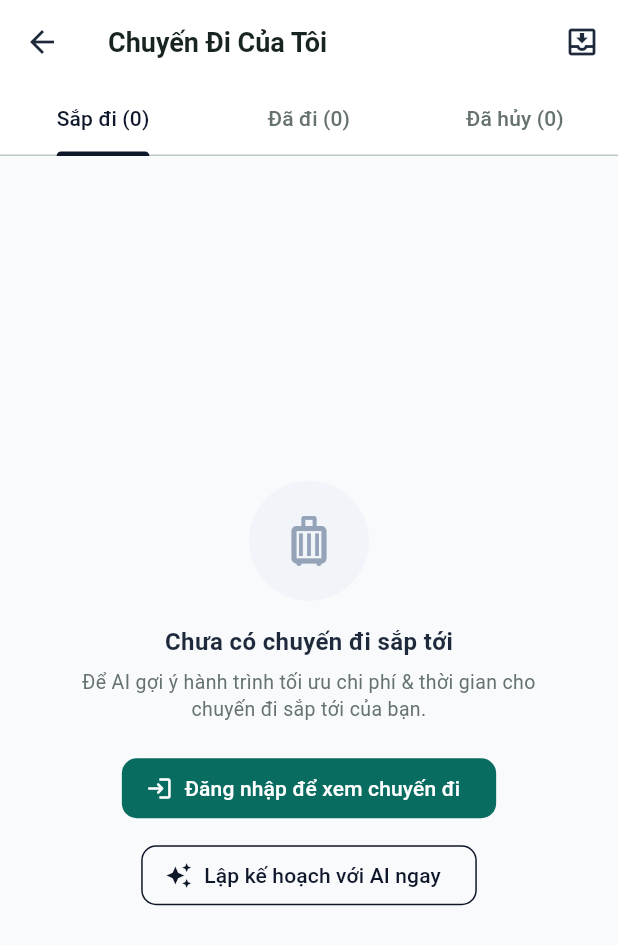
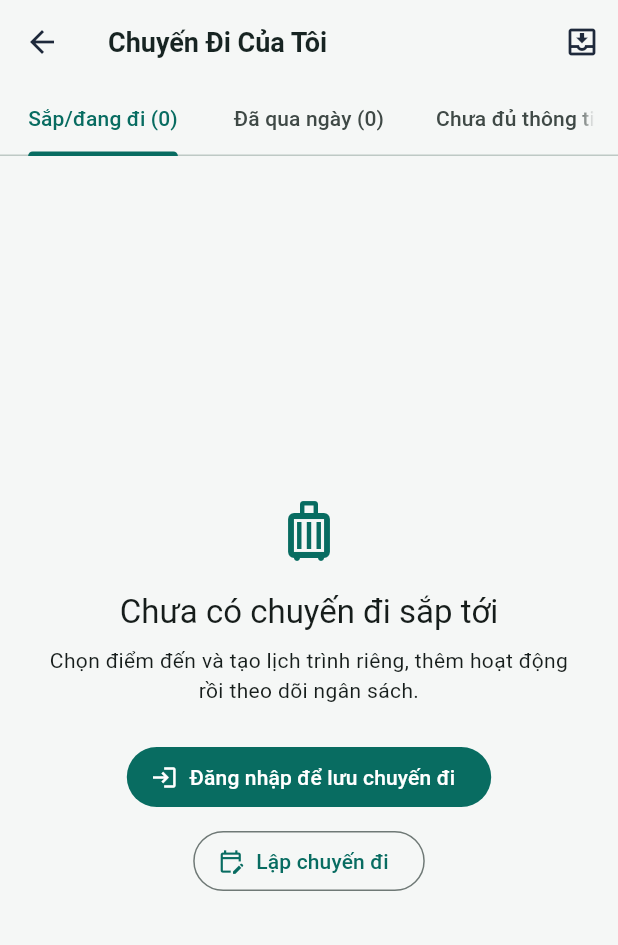
Before and after one commit to plhhoang2005/travel-go-mobile, a Flutter app: the MyTripsScreen screen opened directly, on a phone screen of 412 x 824 dp. Shown: the top 945 px of the screen. Run offline on Flutter 3.47's test engine with Material 3 defaults, Android fonts, the light colour scheme and no system bars; our stand-ins replace app_links, dio, fl_chart, flutter_animate, flutter_map, geolocator and 3 more; accounts and stored records are empty; network calls fail.

Commit message:
fix(trips): show real empty states and date based groups

```diff
--- a/lib/features/trips/models/editable_remote_records.dart
+++ b/lib/features/trips/models/editable_remote_records.dart
@@ -110,6 +110,11 @@ class OwnedTripSummary {
   final String tripId, ownerId, title, destinationName;
   final DateTime createdAt;
   final int? version;
+  final String? startDate;
+  final String? endDate;
+  final String? rawStatus;
+  final bool statusKnown;
+
   const OwnedTripSummary({
     required this.kind,
     required this.tripId,
@@ -118,7 +123,39 @@ class OwnedTripSummary {
     required this.destinationName,
     required this.createdAt,
     required this.version,
+    this.startDate,
+    this.endDate,
+    this.rawStatus,
+    this.statusKnown = false,
   });
+
+  OwnedTripSummary copyWith({
+    OwnedTripKind? kind,
+    String? tripId,
+    String? ownerId,
+    String? title,
+    String? destinationName,
+    DateTime? createdAt,
+    int? version,
+    String? startDate,
+    String? endDate,
+    String? rawStatus,
+    bool? statusKnown,
+  }) {
+    return OwnedTripSummary(
+      kind: kind ?? this.kind,
+      tripId: tripId ?? this.tripId,
+      ownerId: ownerId ?? this.ownerId,
+      title: title ?? this.title,
+      destinationName: destinationName ?? this.destinationName,
+      createdAt: createdAt ?? this.createdAt,
+      version: version ?? this.version,
+      startDate: startDate ?? this.startDate,
+      endDate: endDate ?? this.endDate,
+      rawStatus: rawStatus ?? this.rawStatus,
+      statusKnown: statusKnown ?? this.statusKnown,
+    );
+  }
 }
 
 class OwnedTripPage {
--- a/lib/features/trips/presentation/screens/my_trips_screen.dart
+++ b/lib/features/trips/presentation/screens/my_trips_screen.dart
@@ -2,17 +2,20 @@ import 'package:flutter/material.dart';
 import 'package:intl/intl.dart';
 import 'package:provider/provider.dart';
 
+import '../../../../core/presentation/travel_image.dart';
+import '../../../../core/presentation/travel_media.dart';
 import '../../../../core/theme/app_theme.dart';
 import '../../../auth/presentation/screens/login_screen.dart';
 import '../../../auth/providers/auth_provider.dart';
 import '../../../trip_planner/presentation/screens/home_planner_screen.dart';
+import '../../models/editable_remote_records.dart';
 import '../../models/saved_trip_model.dart';
-import '../../models/editable_remote_records.dart';
-import 'editable_trip_detail_screen.dart';
 import '../../providers/guest_drafts_provider.dart';
 import '../../providers/saved_trips_provider.dart';
+import '../../services/trip_list_classifier.dart';
+import '../widgets/editable_draft_import_selection.dart';
 import '../widgets/guest_draft_import_sheet.dart';
-import '../widgets/editable_draft_import_selection.dart';
+import 'editable_trip_detail_screen.dart';
 import 'saved_trip_snapshot_screen.dart';
 
 class MyTripsScreen extends StatefulWidget {
@@ -23,46 +26,77 @@ class MyTripsScreen extends StatefulWidget {
 }
 
 class _MyTripsScreenState extends State<MyTripsScreen>
-    with SingleTickerProviderStateMixin {
+    with SingleTickerProviderStateMixin, WidgetsBindingObserver {
   late TabController _tabController;
+  DateTime _nowUtc = DateTime.now().toUtc();
 
   @override
   void initState() {
     super.initState();
+    WidgetsBinding.instance.addObserver(this);
     _tabController = TabController(length: 3, vsync: this);
   }
 
   @override
   void dispose() {
+    WidgetsBinding.instance.removeObserver(this);
     _tabController.dispose();
     super.dispose();
+  }
+
+  @override
+  void didChangeAppLifecycleState(AppLifecycleState state) {
+    if (state == AppLifecycleState.resumed) {
+      setState(() {
+        _nowUtc = DateTime.now().toUtc();
+      });
+    }
   }
 
   @override
   Widget build(BuildContext context) {
     final auth = context.watch<AuthProvider>();
     final tripsProvider = context.watch<SavedTripsProvider>();
-    final isCustomer =
-        auth.isDemoSession &&
-        (auth.currentUser?.email.contains('minh') ?? false);
 
-    final owned =
-        auth.isAuthenticated &&
+    final isGuest = !auth.isAuthenticated &&
+        !auth.isDemoSession &&
+        auth.currentUser == null;
+    final owned = auth.isAuthenticated &&
         !auth.isDemoSession &&
         auth.currentUser?.id == tripsProvider.currentUserId;
     final visible = owned ? tripsProvider.visibleTrips : <OwnedTripSummary>[];
-    final upcomingCount = visible.isNotEmpty
-        ? visible.length
-        : (isCustomer ? 1 : 0);
+
+    final upcomingTrips = <OwnedTripSummary>[];
+    final pastTrips = <OwnedTripSummary>[];
+    final insufficientTrips = <OwnedTripSummary>[];
+
+    for (final trip in visible) {
+      final bucket = TripListClassifier.classify(trip, nowUtc: _nowUtc);
+      switch (bucket) {
+        case TripListBucket.upcomingOrOngoing:
+          upcomingTrips.add(trip);
+          break;
+        case TripListBucket.past:
+          pastTrips.add(trip);
+          break;
+        case TripListBucket.insufficient:
+          insufficientTrips.add(trip);
+          break;
+      }
+    }
+
+    final hasMore = owned && tripsProvider.hasMoreTrips;
+    final totalLoaded = visible.length;
+    final ownerId = owned ? auth.currentUser?.id : null;
 
     return Scaffold(
-      backgroundColor: const Color(0xFFF8FAFC),
+      backgroundColor: Theme.of(context).colorScheme.surface,
       appBar: AppBar(
         title: const Text(
           'Chuyến Đi Của Tôi',
           style: TextStyle(fontWeight: FontWeight.bold),
         ),
-        backgroundColor: Colors.white,
+        backgroundColor: Theme.of(context).colorScheme.surface,
         elevation: 0,
         actions: [
           if (auth.isAuthenticated && !auth.isDemoSession)
@@ -74,66 +108,173 @@ class _MyTripsScreenState extends State<MyTripsScreen>
         ],
         bottom: TabBar(
           controller: _tabController,
-          labelColor: const Color(0xFF0F172A),
-          unselectedLabelColor: AppTheme.slate500,
-          indicatorColor: const Color(0xFF0F172A),
+          labelColor: Theme.of(context).colorScheme.primary,
+          unselectedLabelColor: Theme.of(context).colorScheme.onSurfaceVariant,
+          indicatorColor: Theme.of(context).colorScheme.primary,
+          isScrollable: MediaQuery.textScalerOf(context).scale(16) > 24,
           tabs: [
-            Tab(text: 'Sắp đi ($upcomingCount)'),
-            const Tab(text: 'Đã đi (0)'),
-            const Tab(text: 'Đã hủy (0)'),
+            Tab(text: 'Sắp/đang đi (${upcomingTrips.length})'),
+            Tab(text: 'Đã qua ngày (${pastTrips.length})'),
+            Tab(text: 'Chưa đủ thông tin (${insufficientTrips.length})'),
           ],
         ),
       ),
       body: TabBarView(
         controller: _tabController,
         children: [
-          // Upcoming Tab
-          !auth.isAuthenticated &&
-                  !auth.isDemoSession &&
-                  auth.currentUser == null
+          // Tab 1: Sắp/đang đi
+          _withAccountRefresh(
+            isGuest
                 ? EditableGuestDraftList(
                     fallback: _buildEmptyState(
                       context,
                       'Chưa có chuyến đi sắp tới',
                     ),
                   )
-              : visible.isNotEmpty || (owned && tripsProvider.hasMoreTrips)
-              ? _buildSavedTripsList(context, visible)
-              : owned &&
-                    (tripsProvider.isLoading ||
-                        tripsProvider.cacheErrorMessage != null)
-              ? Center(
+                : _buildTabContent(
+                    context,
+                    trips: upcomingTrips,
+                    totalLoaded: totalLoaded,
+                    emptyTitle: 'Chưa có chuyến đi sắp tới',
+                    hasMore: hasMore,
+                    provider: tripsProvider,
+                    owned: owned,
+                  ),
+            ownerId: ownerId,
+            provider: tripsProvider,
+          ),
+          // Tab 2: Đã qua ngày
+          _withAccountRefresh(
+            isGuest
+                ? _buildEmptyState(context, 'Chưa có chuyến đi đã qua ngày')
+                : _buildTabContent(
+                    context,
+                    trips: pastTrips,
+                    totalLoaded: totalLoaded,
+                    emptyTitle: 'Chưa có chuyến đi đã qua ngày',
+                    hasMore: hasMore,
+                    provider: tripsProvider,
+                    owned: owned,
+                  ),
+            ownerId: ownerId,
+            provider: tripsProvider,
+          ),
+          // Tab 3: Chưa đủ thông tin
+          _withAccountRefresh(
+            isGuest
+                ? _buildEmptyState(context, 'Không có chuyến đi thiếu thông tin')
+                : _buildTabContent(
+                    context,
+                    trips: insufficientTrips,
+                    totalLoaded: totalLoaded,
+                    emptyTitle: 'Không có chuyến đi thiếu thông tin',
+                    hasMore: hasMore,
+                    provider: tripsProvider,
+                    owned: owned,
+                  ),
+            ownerId: ownerId,
+            provider: tripsProvider,
+          ),
+        ],
+      ),
+    );
+  }
+
+  Widget _buildTabContent(
+    BuildContext context, {
+    required List<OwnedTripSummary> trips,
+    required int totalLoaded,
+    required String emptyTitle,
+    required bool hasMore,
+    required SavedTripsProvider provider,
+    required bool owned,
+  }) {
+    if (owned && provider.isLoading && totalLoaded == 0) {
+      return const Center(
+        child: Padding(
+          padding: EdgeInsets.all(24),
+          child: CircularProgressIndicator(),
+        ),
+      );
+    }
+
+    if (owned && provider.cacheErrorMessage != null && totalLoaded == 0) {
+      final auth = context.read<AuthProvider>();
+      return Center(
         child: Padding(
           padding: const EdgeInsets.all(24),
           child: Column(
             mainAxisSize: MainAxisSize.min,
             children: [
               Text(
-                          tripsProvider.isLoading
-                              ? 'Đang tải chuyến đi…'
-                              : tripsProvider.cacheErrorMessage!,
+                provider.cacheErrorMessage!,
+                textAlign: TextAlign.center,
               ),
+              const SizedBox(height: 12),
               TextButton(
-                          onPressed: tripsProvider.isLoading
+                onPressed: provider.isLoading
                     ? null
-                              : () => tripsProvider.loadTrips(
-                                  auth.currentUser?.id,
-                                ),
+                    : () => provider.loadTrips(auth.currentUser?.id),
                 child: const Text('Thử lại'),
               ),
             ],
           ),
         ),
-                )
-              : (isCustomer
-                    ? _buildUpcomingDemoCard(context)
-                    : _buildEmptyState(context, 'Chưa có chuyến đi sắp tới')),
-          // Completed Tab
-          _buildEmptyState(context, 'Chưa có chuyến đi đã hoàn thành'),
-          // Cancelled Tab
-          _buildEmptyState(context, 'Chưa có chuyến đi bị hủy'),
+      );
+    }
+
+    if (trips.isEmpty) {
+      if (hasMore) {
+        return ListView(
+          physics: const AlwaysScrollableScrollPhysics(),
+          padding: const EdgeInsets.all(24),
+          children: [
+            const SizedBox(height: 32),
+            Icon(
+              Icons.luggage_outlined,
+              size: 48,
+              color: Theme.of(context).colorScheme.primary,
+            ),
+            const SizedBox(height: 16),
+            Text(
+              emptyTitle,
+              textAlign: TextAlign.center,
+              style: Theme.of(context).textTheme.titleLarge,
+            ),
+            const SizedBox(height: 24),
+            Center(
+              child: Text('Đã tải $totalLoaded chuyến · còn chuyến chưa tải'),
+            ),
+            const SizedBox(height: 12),
+            Center(
+              child: TextButton(
+                onPressed: provider.isLoading ? null : provider.loadMoreTrips,
+                child: Text(provider.isLoading ? 'Đang tải…' : 'Xem thêm chuyến đi'),
+              ),
+            ),
           ],
-      ),
+        );
+      }
+      return _buildEmptyState(context, emptyTitle);
+    }
+
+    return _buildSavedTripsList(context, trips, totalLoaded: totalLoaded);
+  }
+
+  Widget _withAccountRefresh(
+    Widget child, {
+    required String? ownerId,
+    required SavedTripsProvider provider,
+  }) {
+    if (ownerId == null) return child;
+    return RefreshIndicator(
+      onRefresh: () async {
+        setState(() {
+          _nowUtc = DateTime.now().toUtc();
+        });
+        await provider.loadTrips(ownerId);
+      },
+      child: child,
     );
   }
 
@@ -161,8 +302,9 @@ class _MyTripsScreenState extends State<MyTripsScreen>
 
   Widget _buildSavedTripsList(
     BuildContext context,
-    List<OwnedTripSummary> trips,
-  ) {
+    List<OwnedTripSummary> trips, {
+    required int totalLoaded,
+  }) {
     final provider = context.watch<SavedTripsProvider>();
     final canDelete =
         !provider.requiresLifecycle ||
@@ -180,6 +322,7 @@ class _MyTripsScreenState extends State<MyTripsScreen>
     );
 
     return ListView.separated(
+      physics: const AlwaysScrollableScrollPhysics(),
       padding: const EdgeInsets.all(16),
       itemCount: trips.length + 1,
       separatorBuilder: (context, index) => const SizedBox(height: 12),
@@ -188,7 +331,7 @@ class _MyTripsScreenState extends State<MyTripsScreen>
           return Column(
             children: [
               Text(
-                'Đã tải ${trips.length} chuyến${provider.hasMoreTrips ? ' · còn chuyến chưa tải' : ''}',
+                'Đã tải $totalLoaded chuyến${provider.hasMoreTrips ? ' · còn chuyến chưa tải' : ''}',
               ),
               if (provider.cacheErrorMessage != null)
                 Text(provider.cacheErrorMessage!),
@@ -349,188 +492,48 @@ class _MyTripsScreenState extends State<MyTripsScreen>
     );
   }
 
-  Widget _buildUpcomingDemoCard(BuildContext context) {
-    return ListView(
-      padding: const EdgeInsets.all(16),
-      children: [
-        Card(
-          shape: RoundedRectangleBorder(
-            borderRadius: BorderRadius.circular(16),
-          ),
-          color: Colors.white,
-          elevation: 0,
-          child: Padding(
-            padding: const EdgeInsets.all(16.0),
-            child: Column(
-              crossAxisAlignment: CrossAxisAlignment.start,
-              children: [
-                Row(
-                  mainAxisAlignment: MainAxisAlignment.spaceBetween,
-                  children: [
-                    Container(
-                      padding: const EdgeInsets.symmetric(
-                        horizontal: 10,
-                        vertical: 4,
-                      ),
-                      decoration: BoxDecoration(
-                        color: const Color(0xFF10B981).withValues(alpha: 0.15),
-                        borderRadius: BorderRadius.circular(20),
-                      ),
-                      child: const Text(
-                        'ĐÃ XÁC NHẬN',
-                        style: TextStyle(
-                          color: Color(0xFF047857),
-                          fontWeight: FontWeight.bold,
-                          fontSize: 11,
-                        ),
-                      ),
-                    ),
-                    const Text(
-                      'Mã đơn: #TG-2026-001',
-                      style: TextStyle(fontSize: 12, color: AppTheme.slate500),
-                    ),
-                  ],
-                ),
-                const SizedBox(height: 12),
-                const Text(
-                  'Chuyến đi Đà Nẵng 3N2Đ (Persona Minh)',
-                  style: TextStyle(
-                    fontSize: 16,
-                    fontWeight: FontWeight.bold,
-                    color: AppTheme.slate900,
-                  ),
-                ),
-                const SizedBox(height: 4),
-                const Text(
-                  'Khởi hành: 20/10/2026 - 23/10/2026 · 2 Người lớn',
-                  style: TextStyle(fontSize: 12, color: AppTheme.slate600),
-                ),
-                const Divider(height: 24, color: AppTheme.slate100),
-                Row(
-                  children: const [
-                    Icon(
-                      Icons.flight_takeoff,
-                      size: 16,
-                      color: Color(0xFF0284C7),
-                    ),
-                    SizedBox(width: 6),
-                    Text(
-                      'Vé máy bay khứ hồi VietJet Air',
-                      style: TextStyle(fontSize: 12),
-                    ),
-                  ],
-                ),
-                const SizedBox(height: 6),
-                Row(
-                  children: const [
-                    Icon(Icons.hotel, size: 16, color: Color(0xFF0D9488)),
-                    SizedBox(width: 6),
-                    Text(
-                      'Furama Resort Đà Nẵng (2 đêm)',
-                      style: TextStyle(fontSize: 12),
-                    ),
-                  ],
-                ),
-                const SizedBox(height: 12),
-                Row(
-                  mainAxisAlignment: MainAxisAlignment.spaceBetween,
-                  children: const [
-                    Text(
-                      'Tổng thanh toán:',
-                      style: TextStyle(fontSize: 13, color: AppTheme.slate600),
-                    ),
-                    Text(
-                      '4.200.000đ',
-                      style: TextStyle(
-                        fontSize: 16,
-                        fontWeight: FontWeight.bold,
-                        color: Color(0xFF0F172A),
-                      ),
-                    ),
-                  ],
-                ),
-              ],
-            ),
-          ),
-        ),
-      ],
-    );
-  }
-
   Widget _buildEmptyState(BuildContext context, String title) {
     final auth = context.watch<AuthProvider>();
     return Center(
-      child: Padding(
-        padding: const EdgeInsets.all(32.0),
+      child: SingleChildScrollView(
+        physics: const AlwaysScrollableScrollPhysics(),
+        padding: const EdgeInsets.all(24),
         child: Column(
-          mainAxisAlignment: MainAxisAlignment.center,
+          mainAxisSize: MainAxisSize.min,
           children: [
-            Container(
-              width: 80,
-              height: 80,
-              decoration: const BoxDecoration(
-                color: Color(0xFFF1F5F9),
-                shape: BoxShape.circle,
-              ),
-              child: const Icon(
+            Icon(
               Icons.luggage_outlined,
-                size: 40,
-                color: AppTheme.slate400,
-              ),
+              size: 48,
+              color: Theme.of(context).colorScheme.primary,
             ),
             const SizedBox(height: 16),
             Text(
               title,
-              style: const TextStyle(
-                fontSize: 16,
-                fontWeight: FontWeight.bold,
-                color: AppTheme.slate800,
+              textAlign: TextAlign.center,
+              style: Theme.of(context).textTheme.titleLarge,
             ),
+            const SizedBox(height: 8),
+            const Text(
+              'Chọn điểm đến và tạo lịch trình riêng, thêm hoạt động rồi theo dõi ngân sách.',
+              textAlign: TextAlign.center,
             ),
-            const SizedBox(height: 6),
-            const Text(
-              'Để AI gợi ý hành trình tối ưu chi phí & thời gian cho chuyến đi sắp tới của bạn.',
-              textAlign: TextAlign.center,
-              style: TextStyle(
-                fontSize: 13,
-                color: AppTheme.slate500,
-                height: 1.4,
-              ),
-            ),
-            const SizedBox(height: 20),
+            const SizedBox(height: 24),
             if (auth.isGuest || auth.currentUser == null) ...[
               FilledButton.icon(
-                onPressed: () {
-                  Navigator.of(context).push(
-                    MaterialPageRoute(builder: (_) => const LoginScreen()),
-                  );
-                },
-                icon: const Icon(Icons.login_rounded, size: 18),
-                label: const Text('Đăng nhập để xem chuyến đi'),
-                style: FilledButton.styleFrom(
-                  backgroundColor: const Color(0xFF086C61),
-                  shape: RoundedRectangleBorder(
-                    borderRadius: BorderRadius.circular(10),
+                onPressed: () => Navigator.of(
+                  context,
+                ).push(MaterialPageRoute(builder: (_) => const LoginScreen())),
+                icon: const Icon(Icons.login),
+                label: const Text('Đăng nhập để lưu chuyến đi'),
               ),
-                ),
-              ),
-              const SizedBox(height: 10),
+              const SizedBox(height: 8),
             ],
             OutlinedButton.icon(
-              onPressed: () {
-                Navigator.of(context).push(
+              onPressed: () => Navigator.of(context).push(
                 MaterialPageRoute(builder: (_) => const HomePlannerScreen()),
-                );
-              },
-              icon: const Icon(Icons.auto_awesome, size: 18),
-              label: const Text('Lập kế hoạch với AI ngay'),
-              style: OutlinedButton.styleFrom(
-                side: const BorderSide(color: Color(0xFF0F172A)),
-                foregroundColor: const Color(0xFF0F172A),
-                shape: RoundedRectangleBorder(
-                  borderRadius: BorderRadius.circular(10),
               ),
-              ),
+              icon: const Icon(Icons.edit_calendar_outlined),
+              label: const Text('Lập chuyến đi'),
             ),
           ],
         ),
@@ -570,7 +573,6 @@ class _MyTripsScreenState extends State<MyTripsScreen>
               final success = await tripsProvider.deleteTrip(trip.id);
               if (context.mounted) {
                 if (success) {
-                  // Reload to verify server state
                   await tripsProvider.loadTrips(auth.currentUser?.id);
                   if (context.mounted) {
                     ScaffoldMessenger.of(context).showSnackBar(
--- /dev/null
+++ b/lib/features/trips/services/trip_list_classifier.dart
@@ -0,0 +1,56 @@
+import '../../trip_planner/services/trip_date_policy.dart';
+import '../models/editable_remote_records.dart';
+
+enum TripListBucket {
+  upcomingOrOngoing,
+  past,
+  insufficient,
+}
+
+class TripListClassifier {
+  static const Set<String> _validStatuses = {'planning', 'booked', 'completed'};
+
+  static TripListBucket classify(
+    OwnedTripSummary row, {
+    required DateTime nowUtc,
+  }) {
+    if (!row.statusKnown) {
+      return TripListBucket.insufficient;
+    }
+
+    final rawStatus = row.rawStatus;
+    if (rawStatus != null && !_validStatuses.contains(rawStatus)) {
+      return TripListBucket.insufficient;
+    }
+
+    final startDate = row.startDate;
+    final endDate = row.endDate;
+    if (startDate == null || endDate == null) {
+      return TripListBucket.insufficient;
+    }
+
+    TripDateRange? range;
+    try {
+      range = TripDatePolicy.validate(startDate, endDate);
+    } catch (_) {
+      return TripListBucket.insufficient;
+    }
+
+    if (range == null) {
+      return TripListBucket.insufficient;
+    }
+
+    final vnTime = nowUtc.toUtc().add(const Duration(hours: 7));
+    final todayVn = '${vnTime.year.toString().padLeft(4, '0')}-${vnTime.month.toString().padLeft(2, '0')}-${vnTime.day.toString().padLeft(2, '0')}';
+
+    if (rawStatus == 'completed' && endDate.compareTo(todayVn) >= 0) {
+      return TripListBucket.insufficient;
+    }
+
+    if (endDate.compareTo(todayVn) < 0) {
+      return TripListBucket.past;
+    } else {
+      return TripListBucket.upcomingOrOngoing;
+    }
+  }
+}
```
Also changed, not shown: lib/features/trips/providers/saved_trips_provider.dart (+59 -9 lines), 3 other files. Lines whose indentation alone changed are shown as unchanged.
